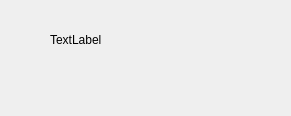
The window that src/ui/mainwidget.ui (DOOMer/aotc) describes before a commit, drawn with Qt 5.
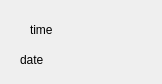
The same window after the commit.

Commit message: Add function for displaying date and time on main widget

What changed in the file:
```diff
--- a/src/ui/mainwidget.ui
+++ b/src/ui/mainwidget.ui
@@ -6,8 +6,8 @@
    <rect>
     <x>0</x>
     <y>0</y>
-    <width>291</width>
-    <height>116</height>
+    <width>162</width>
+    <height>84</height>
    </rect>
   </property>
   <property name="windowTitle">
@@ -16,14 +16,27 @@
   <widget class="QLabel" name="label">
    <property name="geometry">
     <rect>
-     <x>50</x>
-     <y>30</y>
+     <x>20</x>
+     <y>50</y>
+     <width>121</width>
+     <height>20</height>
+    </rect>
+   </property>
+   <property name="text">
+    <string notr="true">date</string>
+   </property>
+  </widget>
+  <widget class="QLabel" name="labTime">
+   <property name="geometry">
+    <rect>
+     <x>30</x>
+     <y>20</y>
      <width>72</width>
      <height>20</height>
     </rect>
    </property>
    <property name="text">
-    <string>TextLabel</string>
+    <string>time</string>
    </property>
   </widget>
  </widget>
```
Left out of the diff: 2 changed lines with no effect on the pictures. The commit also changes 2 other files.
